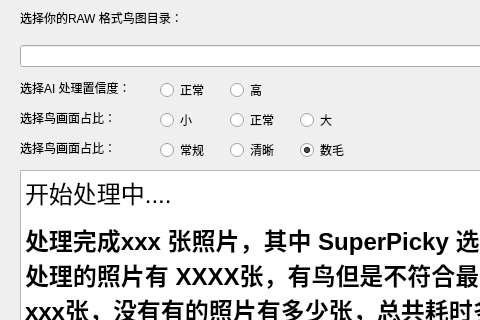
jamesphotography/SuperPicky, file Main.ui: the form before one commit; both pictures show x 0 to 480 and y 0 to 320 of the 640 by 480 pixel window.
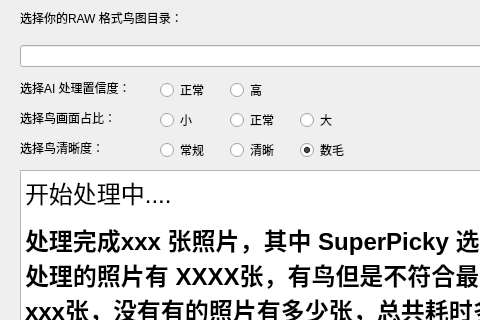
The form after the commit.

```diff
--- a/Main.ui
+++ b/Main.ui
@@ -204,7 +204,7 @@
     </rect>
    </property>
    <property name="text">
-    <string>选择鸟画面占比：</string>
+    <string>选择鸟清晰度：</string>
    </property>
   </widget>
   <widget class="QRadioButton" name="radioButton_7">
@@ -277,7 +277,7 @@
     <string>技术支持：james@jamesphotography.com.au</string>
    </property>
   </widget>
-  <widget class="QWidget" name="">
+  <widget class="QWidget" name="layoutWidget">
    <property name="geometry">
     <rect>
      <x>20</x>
```
Left out of the diff: 44 changed lines with no effect on the pictures.
